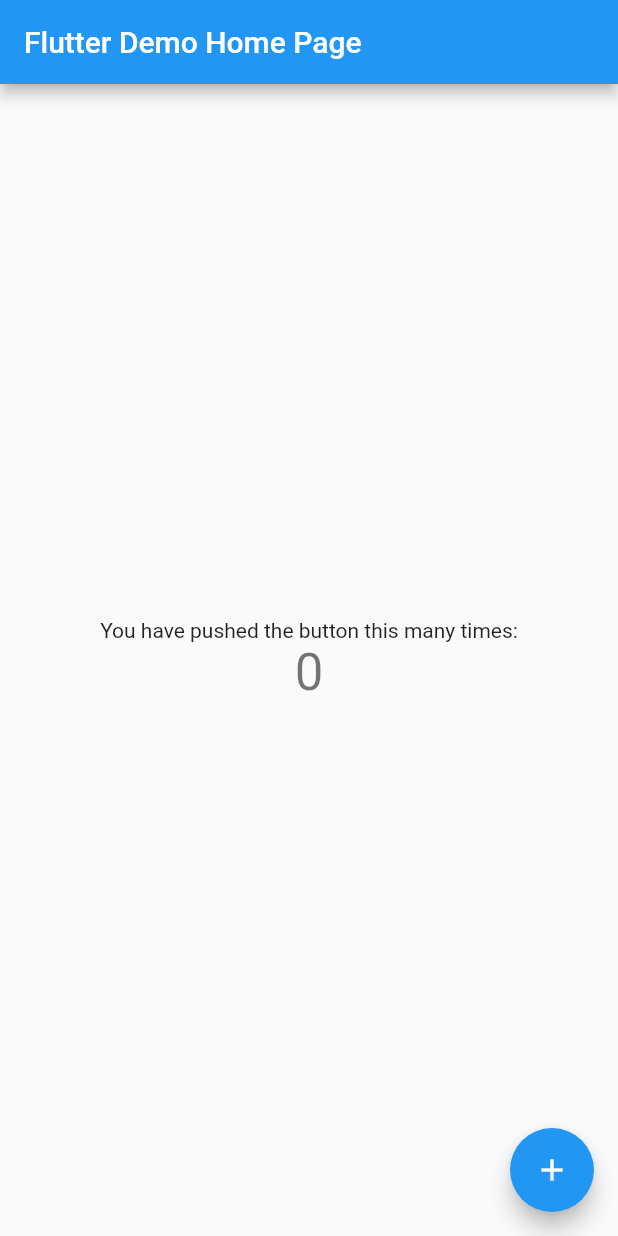
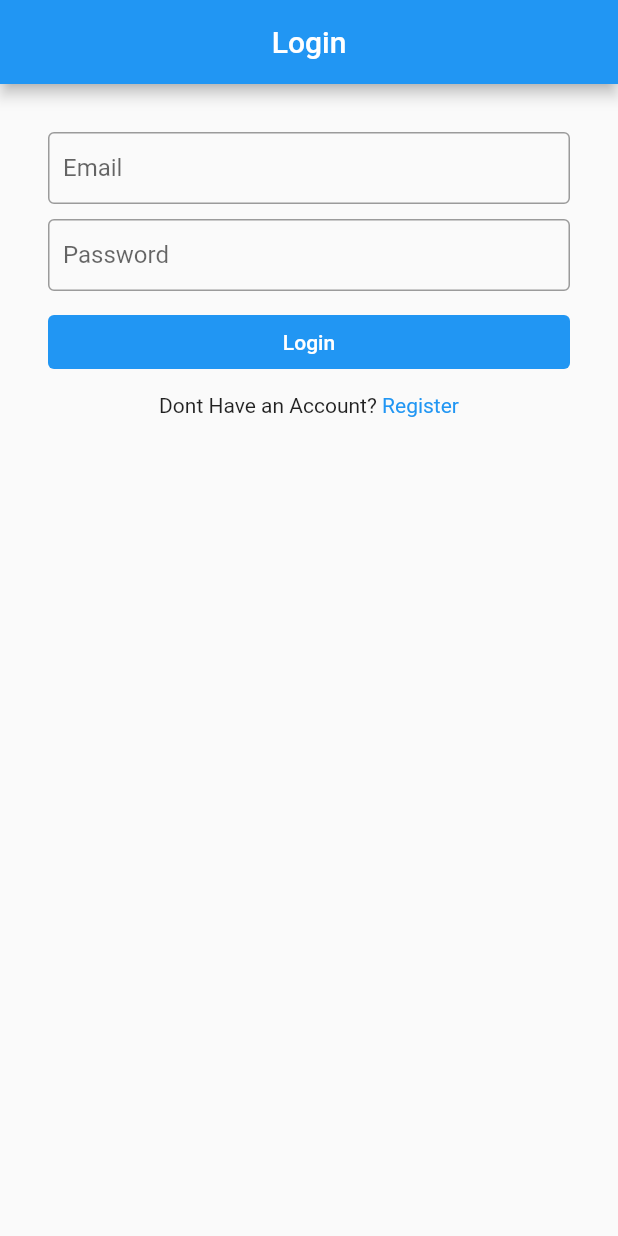
Before and after one commit to LuciferLovesMe/Flutter-Mobile-Blog, a Flutter app: the screen it shows after launch, on a phone screen of 412 x 824 dp. Run offline on Flutter 3.47's test engine with Material 2 defaults, Android fonts, the phone set to English and light mode, and no system bars; our stand-ins replace shared_preferences; missing offline and left inert: dart:ffi.

Commit message:
Login Register and Session

```diff
--- /dev/null
+++ b/lib/constant.dart
@@ -0,0 +1,55 @@
+// BASE URL
+import 'package:flutter/material.dart';
+
+const baseURL = 'http://192.168.1.195:8000/api';
+
+// AUTH URL
+const loginURL = baseURL + '/login';
+const registerURL = baseURL + '/register';
+const logoutURl = baseURL + '/logout';
+const userURL = baseURL + '/user';
+
+// POSTS URL
+const postsURL = baseURL + '/posts';
+const commentsURL = baseURL + '/comments';
+
+// STRINGS
+const serverError = 'Server Error';
+const unauthorized = 'Unauthorized';
+const somethingWentWrong = 'Something Went Wrong';
+
+InputDecoration inputDecoration(String label) {
+  return InputDecoration(
+      labelText: label,
+      contentPadding: EdgeInsets.all(10),
+      border: OutlineInputBorder(
+          borderSide: BorderSide(color: Colors.black, width: 1)));
+}
+
+TextButton textButton(String text, Function onPressed) {
+  return TextButton(
+    child: Text(
+      text,
+      style: TextStyle(color: Colors.white),
+    ),
+    style: ButtonStyle(
+        backgroundColor:
+            MaterialStateColor.resolveWith((states) => Colors.blue),
+        padding: MaterialStateProperty.resolveWith(
+            (states) => EdgeInsets.symmetric(vertical: 10))),
+    onPressed: () => onPressed(),
+  );
+}
+
+Row loginRegisterHint(String label, String text, Function onTap) {
+  return Row(
+    mainAxisAlignment: MainAxisAlignment.center,
+    children: [
+      Text(text, ),
+      GestureDetector(
+        child: Text(label, style: TextStyle(color: Colors.blue),),
+        onTap: () => onTap(),
+      )
+    ],
+  );
+}
--- a/lib/main.dart
+++ b/lib/main.dart
@@ -1,4 +1,5 @@
 import 'package:flutter/material.dart';
+import 'screens/loading.dart';
 
 void main() {
   runApp(const MyApp());
@@ -7,109 +8,11 @@
 class MyApp extends StatelessWidget {
   const MyApp({Key? key}) : super(key: key);
 
-  // This widget is the root of your application.
   @override
   Widget build(BuildContext context) {
     return MaterialApp(
-      title: 'Flutter Demo',
-      theme: ThemeData(
-        // This is the theme of your application.
-        //
-        // Try running your application with "flutter run". You'll see the
-        // application has a blue toolbar. Then, without quitting the app, try
-        // changing the primarySwatch below to Colors.green and then invoke
-        // "hot reload" (press "r" in the console where you ran "flutter run",
-        // or simply save your changes to "hot reload" in a Flutter IDE).
-        // Notice that the counter didn't reset back to zero; the application
-        // is not restarted.
-        primarySwatch: Colors.blue,
-      ),
-      home: const MyHomePage(title: 'Flutter Demo Home Page'),
+      debugShowCheckedModeBanner: false,
+      home: Loading(),
     );
   }
 }
-
-class MyHomePage extends StatefulWidget {
-  const MyHomePage({Key? key, required this.title}) : super(key: key);
-
-  // This widget is the home page of your application. It is stateful, meaning
-  // that it has a State object (defined below) that contains fields that affect
-  // how it looks.
-
-  // This class is the configuration for the state. It holds the values (in this
-  // case the title) provided by the parent (in this case the App widget) and
-  // used by the build method of the State. Fields in a Widget subclass are
-  // always marked "final".
-
-  final String title;
-
-  @override
-  State<MyHomePage> createState() => _MyHomePageState();
-}
-
-class _MyHomePageState extends State<MyHomePage> {
-  int _counter = 0;
-
-  void _incrementCounter() {
-    setState(() {
-      // This call to setState tells the Flutter framework that something has
-      // changed in this State, which causes it to rerun the build method below
-      // so that the display can reflect the updated values. If we changed
-      // _counter without calling setState(), then the build method would not be
-      // called again, and so nothing would appear to happen.
-      _counter++;
-    });
-  }
-
-  @override
-  Widget build(BuildContext context) {
-    // This method is rerun every time setState is called, for instance as done
-    // by the _incrementCounter method above.
-    //
-    // The Flutter framework has been optimized to make rerunning build methods
-    // fast, so that you can just rebuild anything that needs updating rather
-    // than having to individually change instances of widgets.
-    return Scaffold(
-      appBar: AppBar(
-        // Here we take the value from the MyHomePage object that was created by
-        // the App.build method, and use it to set our appbar title.
-        title: Text(widget.title),
-      ),
-      body: Center(
-        // Center is a layout widget. It takes a single child and positions it
-        // in the middle of the parent.
-        child: Column(
-          // Column is also a layout widget. It takes a list of children and
-          // arranges them vertically. By default, it sizes itself to fit its
-          // children horizontally, and tries to be as tall as its parent.
-          //
-          // Invoke "debug painting" (press "p" in the console, choose the
-          // "Toggle Debug Paint" action from the Flutter Inspector in Android
-          // Studio, or the "Toggle Debug Paint" command in Visual Studio Code)
-          // to see the wireframe for each widget.
-          //
-          // Column has various properties to control how it sizes itself and
-          // how it positions its children. Here we use mainAxisAlignment to
-          // center the children vertically; the main axis here is the vertical
-          // axis because Columns are vertical (the cross axis would be
-          // horizontal).
-          mainAxisAlignment: MainAxisAlignment.center,
-          children: <Widget>[
-            const Text(
-              'You have pushed the button this many times:',
-            ),
-            Text(
-              '$_counter',
-              style: Theme.of(context).textTheme.headline4,
-            ),
-          ],
-        ),
-      ),
-      floatingActionButton: FloatingActionButton(
-        onPressed: _incrementCounter,
-        tooltip: 'Increment',
-        child: const Icon(Icons.add),
-      ), // This trailing comma makes auto-formatting nicer for build methods.
-    );
-  }
-}
--- /dev/null
+++ b/lib/models/apiResponse.dart
@@ -0,0 +1,4 @@
+class ApiResponse {
+  Object? data;
+  String? error;
+}
--- /dev/null
+++ b/lib/models/user.dart
@@ -0,0 +1,18 @@
+class User {
+  int? id;
+  String? name;
+  String? image;
+  String? email;
+  String? token;
+
+  User({this.id, this.email, this.image, this.name, this.token});
+
+  factory User.fromJson(Map<String, dynamic> json) {
+    return User(
+        id: json['user']['id'],
+        name: json['user']['name'],
+        email: json['user']['email'],
+        image: json['user']['email'],
+        token: json['user']['token']);
+  }
+}
--- /dev/null
+++ b/lib/screens/login.dart
@@ -0,0 +1,101 @@
+import 'package:blog_mobile_app/constant.dart';
+import 'package:blog_mobile_app/models/apiResponse.dart';
+import 'package:blog_mobile_app/screens/Home.dart';
+import 'package:blog_mobile_app/screens/register.dart';
+import 'package:blog_mobile_app/services/userServices.dart';
+import 'package:flutter/material.dart';
+import 'package:shared_preferences/shared_preferences.dart';
+
+import '../models/user.dart';
+
+class Login extends StatefulWidget {
+  const Login({Key? key}) : super(key: key);
+
+  @override
+  State<Login> createState() => _LoginState();
+}
+
+class _LoginState extends State<Login> {
+  final GlobalKey<FormState> formkey = GlobalKey<FormState>();
+  TextEditingController txtEmail = TextEditingController();
+  TextEditingController txtPassword = TextEditingController();
+  bool loading = false;
+
+  void loginUser() async {
+    ApiResponse apiResponse = await login(txtEmail.text, txtPassword.text);
+    if (apiResponse.error == null) {
+      saveAndRedirectToHome(apiResponse.data as User);
+    } else {
+      setState(() {
+        loading = false;
+      });
+      ScaffoldMessenger.of(context)
+          .showSnackBar(SnackBar(content: Text('${apiResponse.error}')));
+    }
+  }
+
+  void saveAndRedirectToHome(User user) async {
+    SharedPreferences prefs = await SharedPreferences.getInstance();
+    await prefs.setString('token', user.token ?? '');
+    await prefs.setInt('userId', user.id ?? 0);
+    Navigator.of(context).pushAndRemoveUntil(
+        MaterialPageRoute(builder: (context) => Home()), (route) => false);
+  }
+
+  @override
+  Widget build(BuildContext context) {
+    return Scaffold(
+        appBar: AppBar(
+          title: Title(
+              color: Colors.white,
+              child: Center(
+                child: Text("Login"),
+              )),
+        ),
+        body: Form(
+          key: formkey,
+          child: ListView(
+            padding: EdgeInsets.all(32),
+            children: [
+              TextFormField(
+                  keyboardType: TextInputType.emailAddress,
+                  controller: txtEmail,
+                  validator: (val) =>
+                      val!.isEmpty ? 'Invalid Email Address' : null,
+                  decoration: inputDecoration('Email')),
+              SizedBox(
+                height: 10,
+              ),
+              TextFormField(
+                  controller: txtPassword,
+                  obscureText: true,
+                  validator: (val) =>
+                      val!.isEmpty ? 'Password at Least has 8 Characters' : null,
+                  decoration: inputDecoration('Password')),
+              SizedBox(
+                height: 10,
+              ),
+              loading
+                  ? Center(
+                      child: CircularProgressIndicator(),
+                    )
+                  : textButton('Login', () {
+                      if (formkey.currentState!.validate()) {
+                        setState(() {
+                          loading = true;
+                          loginUser();
+                        });
+                      }
+                    }),
+              SizedBox(
+                height: 10,
+              ),
+              loginRegisterHint('Register', 'Dont Have an Account? ', () {
+                Navigator.of(context).pushAndRemoveUntil(
+                    MaterialPageRoute(builder: (context) => Register()),
+                    (route) => false);
+              })
+            ],
+        )));
+  }
+}
--- a/pubspec.yaml
+++ b/pubspec.yaml
@@ -34,6 +34,9 @@
   # The following adds the Cupertino Icons font to your application.
   # Use with the CupertinoIcons class for iOS style icons.
   cupertino_icons: ^1.0.2
+  http: ^0.13.4
+  shared_preferences: ^2.0.15
+  image_picker: ^0.8.5+3
 
 dev_dependencies:
   flutter_test:
```
Also changed, not shown: lib/screens/home.dart (added, +19 -0 lines), lib/screens/loading.dart (added, +53 -0 lines), lib/screens/register.dart (added, +120 -0 lines), lib/services/userServices.dart (added, +133 -0 lines), pubspec.lock, 3 other files.
